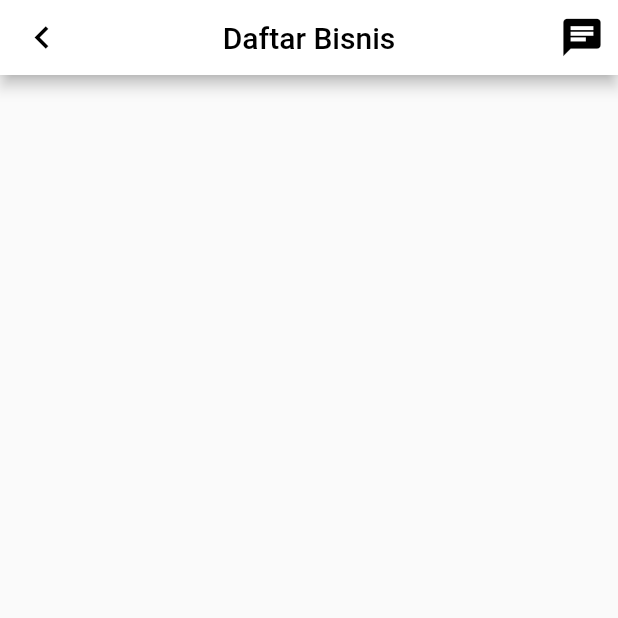
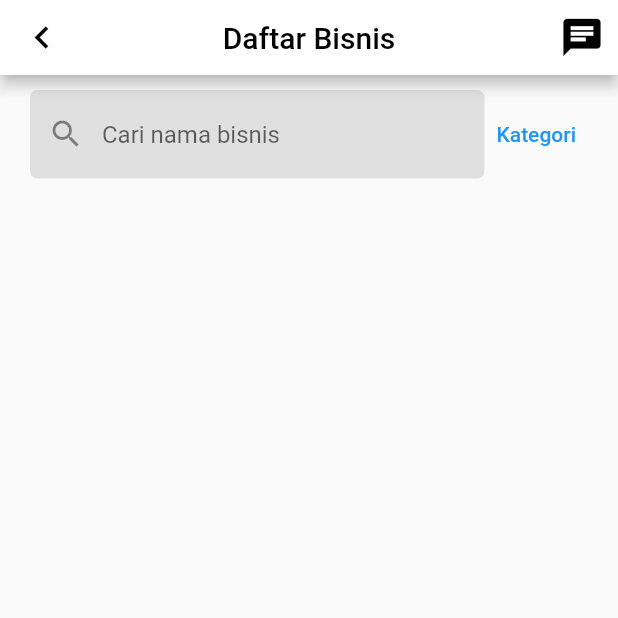
Before and after one commit to fauzipadlaw/study_case_flutter, a Flutter app: the screen it shows after launch, on a phone screen of 412 x 824 dp, the top half of it. Run offline on Flutter 3.47's test engine with Material 2 defaults, Android fonts, the phone set to English and light mode, and no system bars; our stand-ins replace get.

```diff
--- /dev/null
+++ b/lib/components/filter.dart
@@ -0,0 +1,29 @@
+import 'package:flutter/material.dart';
+
+class FilterComponent extends StatelessWidget {
+  const FilterComponent({Key? key}) : super(key: key);
+
+  @override
+  Widget build(BuildContext context) {
+    return Row(
+      children:  [
+        Flexible(
+            child: TextField(
+
+          decoration: InputDecoration(
+              fillColor: Colors.grey[300],
+              filled: true,
+              prefixIcon: const Icon(Icons.search),
+              hintText: "Cari nama bisnis",
+              border: const OutlineInputBorder(
+                  borderSide: BorderSide.none,
+                  borderRadius: BorderRadius.all(Radius.circular(5)))),
+        )),
+        TextButton(
+          onPressed: () {  },
+          child: Text("Kategori"),
+        )
+      ],
+    );
+  }
+}
--- a/lib/pages/home.dart
+++ b/lib/pages/home.dart
@@ -1,13 +1,25 @@
 import 'package:flutter/cupertino.dart';
 import 'package:flutter/material.dart';
 import 'package:study_case_flutter/components/app_bar.dart';
+import 'package:study_case_flutter/components/filter.dart';
 
 class Home extends StatelessWidget {
   const Home({Key? key}) : super(key: key);
 
   @override
   Widget build(BuildContext context) {
-    return const Scaffold(
-        appBar: MyAppBar(title: "Daftar Bisnis", height: 50.0,));
+    return Scaffold(
+      appBar: const MyAppBar(
+        title: "Daftar Bisnis",
+        height: 50.0,
+      ),
+      body: Container(
+          margin: const EdgeInsets.only(top: 10.0, left: 20.0, right: 20.0),
+          child: Column(
+            children: const [
+              FilterComponent(),
+            ],
+          )),
+    );
   }
 }
```
Also changed, not shown: lib/models/business.dart (added, +40 -0 lines).
